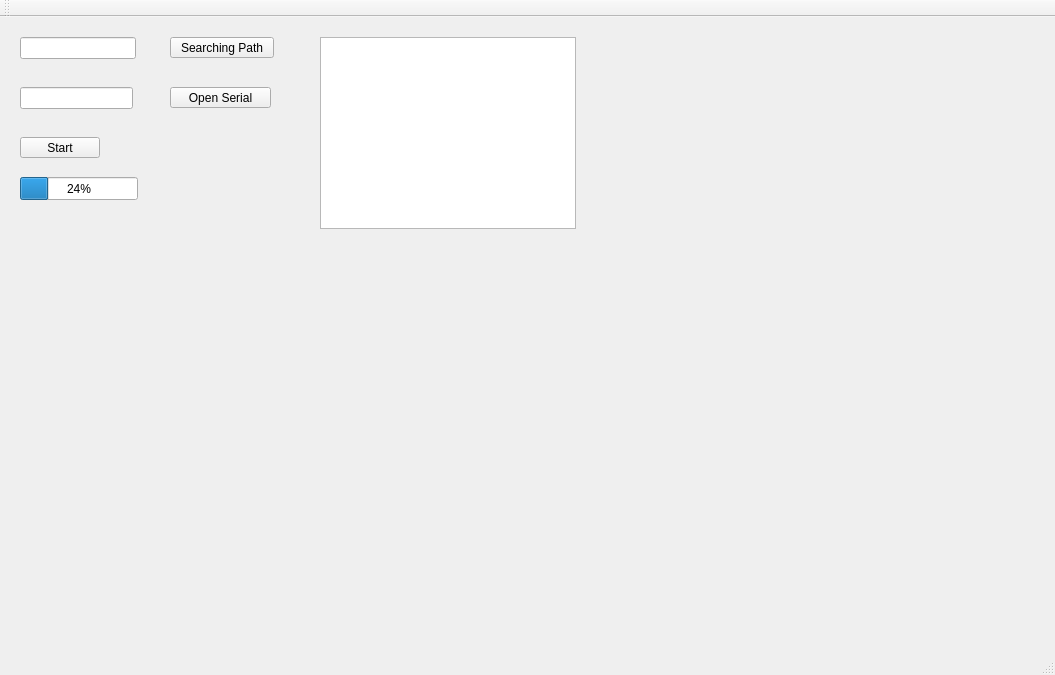
Before: the Qt Designer form serialno.ui in kerimenes/SearchfileWidget, drawn with Qt 5.
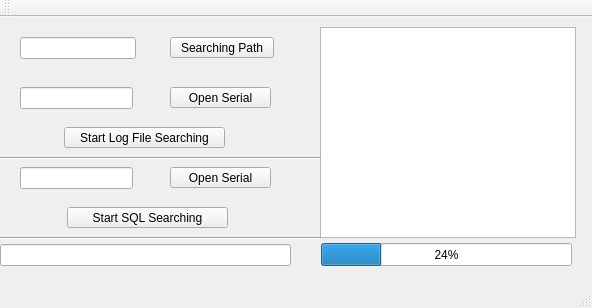
After: the same form once the commit is applied.

Commit message:
SerianNoWidget: interface completed and sql added
-Sql create table in your local serial.txt file
-After comparison each othertable
-Application development test completed...

The edit to the form file:
```diff
--- a/serialno.ui
+++ b/serialno.ui
@@ -6,8 +6,8 @@
    <rect>
     <x>0</x>
     <y>0</y>
-    <width>1055</width>
-    <height>675</height>
+    <width>592</width>
+    <height>308</height>
    </rect>
   </property>
   <property name="windowTitle">
@@ -41,9 +41,9 @@
     <property name="geometry">
      <rect>
       <x>320</x>
-      <y>20</y>
+      <y>10</y>
       <width>256</width>
-      <height>192</height>
+      <height>211</height>
      </rect>
     </property>
    </widget>
@@ -73,22 +73,22 @@
    <widget class="QPushButton" name="startSearch">
     <property name="geometry">
      <rect>
-      <x>20</x>
-      <y>120</y>
-      <width>80</width>
+      <x>64</x>
+      <y>110</y>
+      <width>161</width>
       <height>21</height>
      </rect>
     </property>
     <property name="text">
-     <string>Start</string>
+     <string>Start Log File Searching</string>
     </property>
    </widget>
    <widget class="QProgressBar" name="progressBar">
     <property name="geometry">
      <rect>
-      <x>20</x>
-      <y>160</y>
-      <width>118</width>
+      <x>321</x>
+      <y>226</y>
+      <width>251</width>
       <height>23</height>
      </rect>
     </property>
@@ -96,6 +96,78 @@
      <number>24</number>
     </property>
    </widget>
+   <widget class="QPushButton" name="serialOpen">
+    <property name="geometry">
+     <rect>
+      <x>170</x>
+      <y>150</y>
+      <width>101</width>
+      <height>21</height>
+     </rect>
+    </property>
+    <property name="text">
+     <string>Open Serial</string>
+    </property>
+   </widget>
+   <widget class="QPushButton" name="startSqlSearching">
+    <property name="geometry">
+     <rect>
+      <x>67</x>
+      <y>190</y>
+      <width>161</width>
+      <height>21</height>
+     </rect>
+    </property>
+    <property name="text">
+     <string>Start SQL Searching</string>
+    </property>
+   </widget>
+   <widget class="QLineEdit" name="serialedit">
+    <property name="geometry">
+     <rect>
+      <x>20</x>
+      <y>150</y>
+      <width>113</width>
+      <height>22</height>
+     </rect>
+    </property>
+   </widget>
+   <widget class="Line" name="line">
+    <property name="geometry">
+     <rect>
+      <x>0</x>
+      <y>133</y>
+      <width>321</width>
+      <height>16</height>
+     </rect>
+    </property>
+    <property name="orientation">
+     <enum>Qt::Horizontal</enum>
+    </property>
+   </widget>
+   <widget class="Line" name="line_2">
+    <property name="geometry">
+     <rect>
+      <x>0</x>
+      <y>213</y>
+      <width>321</width>
+      <height>16</height>
+     </rect>
+    </property>
+    <property name="orientation">
+     <enum>Qt::Horizontal</enum>
+    </property>
+   </widget>
+   <widget class="QLineEdit" name="cmdOutput">
+    <property name="geometry">
+     <rect>
+      <x>0</x>
+      <y>227</y>
+      <width>291</width>
+      <height>22</height>
+     </rect>
+    </property>
+   </widget>
   </widget>
   <widget class="QMenuBar" name="menuBar">
    <property name="geometry">
```
Left out of the diff: 2 changed lines with no effect on the pictures. The commit also changes 3 other files.
